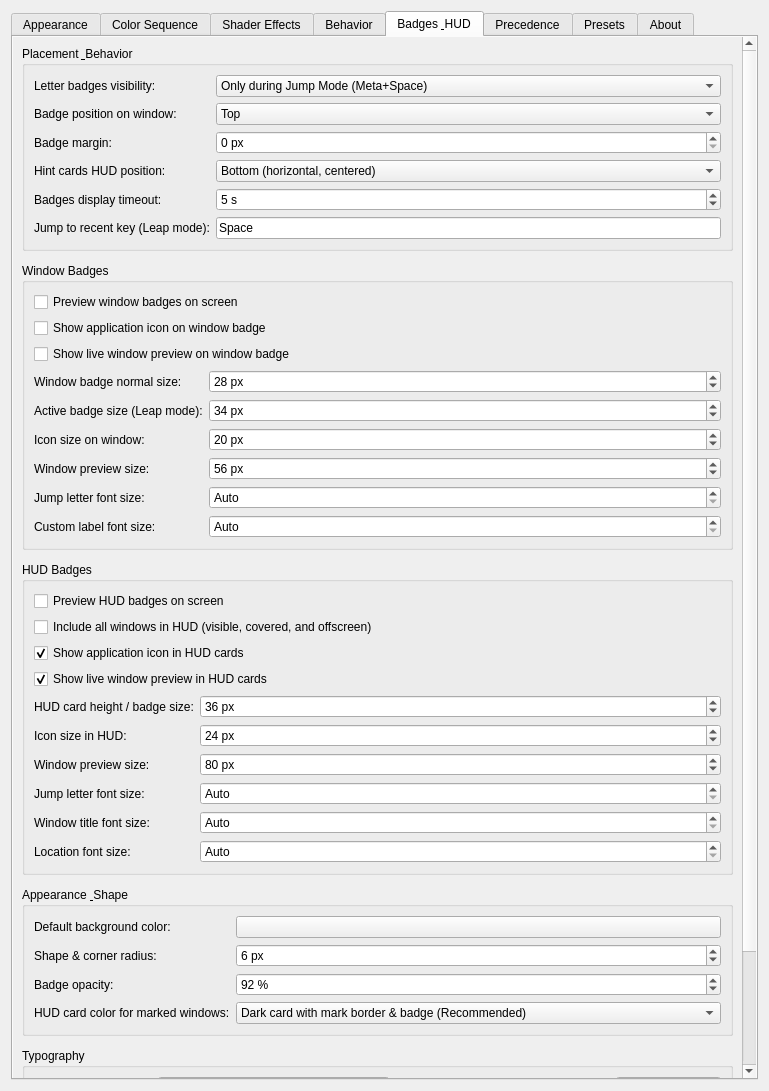
The window that activewindowoutline_config.ui (gmalinowski/LeapK) describes before a commit, drawn with Qt 5.
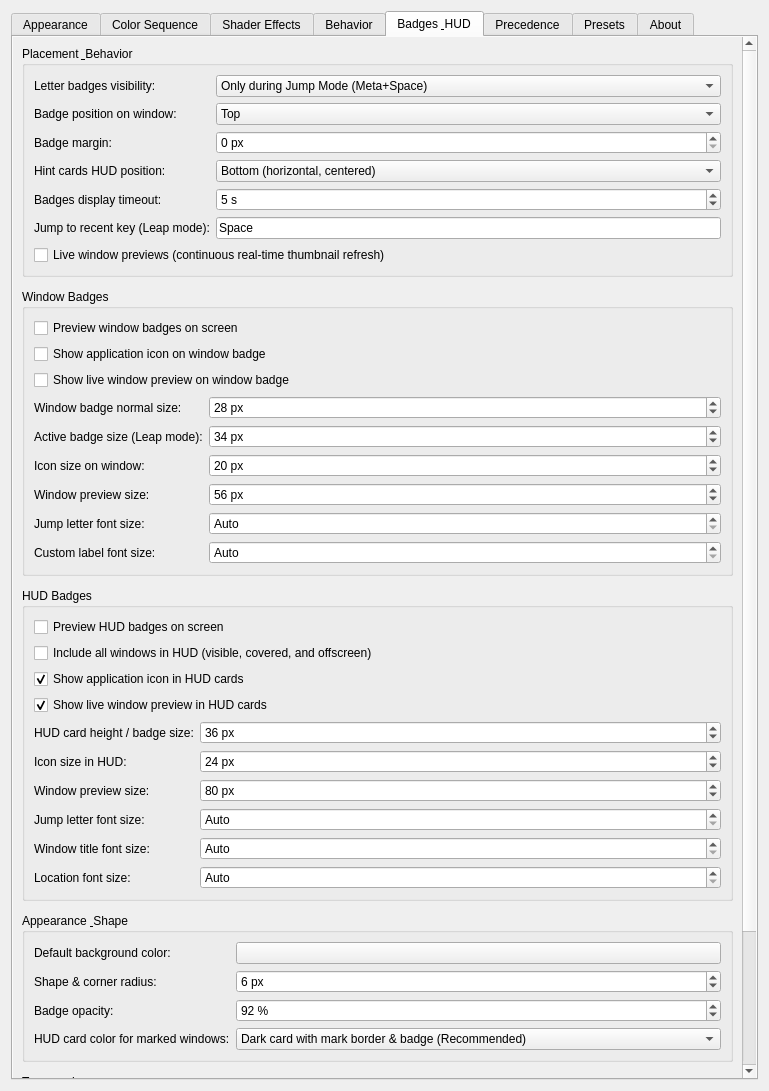
The same window after the commit. The open tabs and pages were chosen to show the change. Icons and pictures are not drawn. Custom widgets are drawn as their Qt base class.

Commit message: fix: invert DMABUF and FBO thumbnail orientation and add real-time live previews option

What changed in the file:
```diff
--- a/activewindowoutline_config.ui
+++ b/activewindowoutline_config.ui
@@ -1929,6 +1929,19 @@
                 </property>
                </widget>
               </item>
+              <item row="6" column="0" colspan="2">
+               <widget class="QCheckBox" name="kcfg_BadgeLivePreviews">
+                <property name="text">
+                 <string>Live window previews (continuous real-time thumbnail refresh)</string>
+                </property>
+                <property name="checked">
+                 <bool>false</bool>
+                </property>
+                <property name="toolTip">
+                 <string>Continuously refresh window thumbnails in real time (e.g. playing videos, web animations) while badges or HUD are visible.</string>
+                </property>
+               </widget>
+              </item>
              </layout>
             </widget>
            </item>
```
The commit also changes 11 other files.
